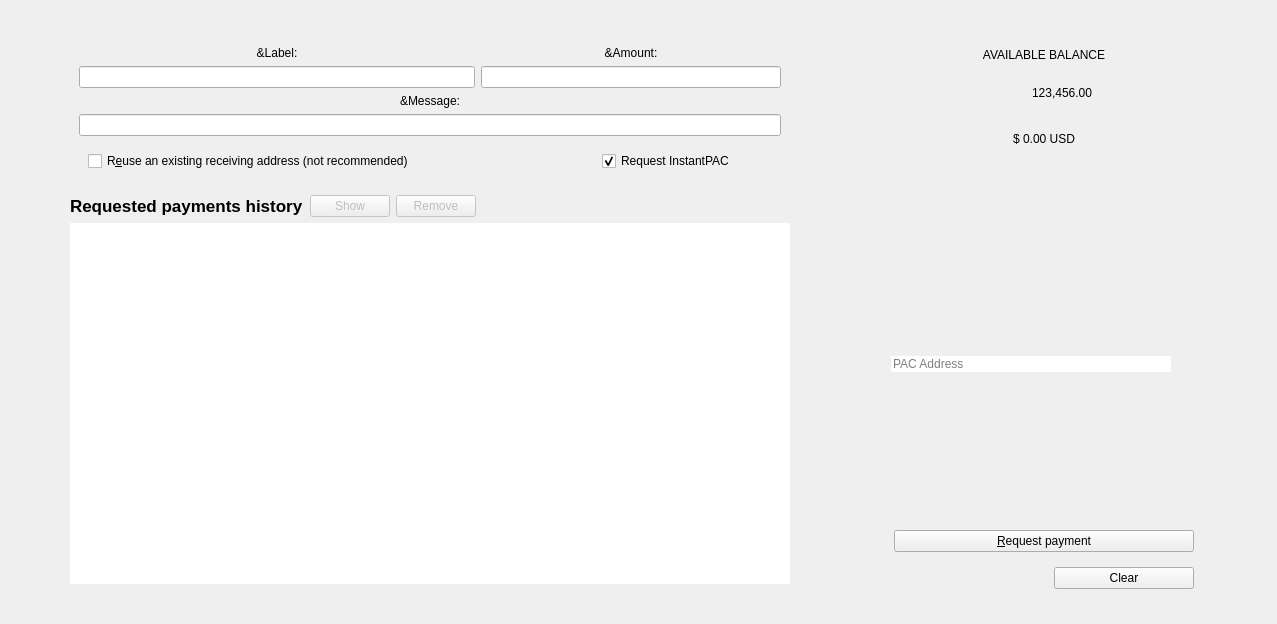
First picture: the form in src/qt/forms/receivecoinsdialog.ui, repository PACCommunity/PAC, before the edit.
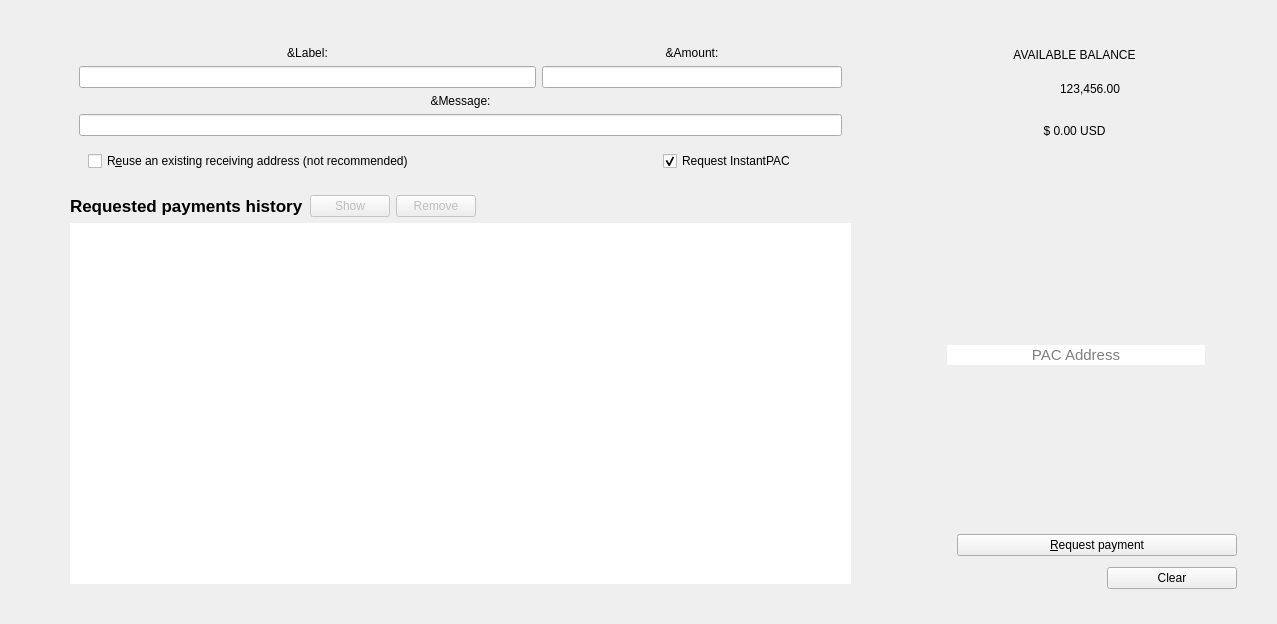
Second picture: the form after the edit. Icons and pictures are not drawn. Custom widgets are drawn as their Qt base class.

Commit message:
CSS and layout fixing
QRCode and other forms layout now fixed sizes in order to fit properly

```diff
--- a/src/qt/forms/receivecoinsdialog.ui
+++ b/src/qt/forms/receivecoinsdialog.ui
@@ -468,7 +468,7 @@
         </property>
         <layout class="QVBoxLayout" name="verticalLayout_4">
          <property name="spacing">
-          <number>6</number>
+          <number>2</number>
          </property>
          <property name="leftMargin">
           <number>5</number>
@@ -592,8 +592,8 @@
            </property>
            <property name="sizeHint" stdset="0">
             <size>
-             <width>20</width>
-             <height>40</height>
+             <width>0</width>
+             <height>0</height>
             </size>
            </property>
           </spacer>
@@ -614,7 +614,7 @@
            <property name="sizeHint" stdset="0">
             <size>
              <width>0</width>
-             <height>20</height>
+             <height>10</height>
             </size>
            </property>
           </spacer>
@@ -622,13 +622,16 @@
          <item>
           <layout class="QHBoxLayout" name="horizontalLayout_7">
            <item>
-            <spacer name="horizontalSpacer_6">
+            <spacer name="horizontalSpacer_7">
              <property name="orientation">
               <enum>Qt::Horizontal</enum>
              </property>
+             <property name="sizeType">
+              <enum>QSizePolicy::Fixed</enum>
+             </property>
              <property name="sizeHint" stdset="0">
               <size>
-               <width>40</width>
+               <width>35</width>
                <height>20</height>
               </size>
              </property>
@@ -647,16 +650,21 @@
              </property>
              <property name="minimumSize">
               <size>
-               <width>280</width>
+               <width>250</width>
                <height>0</height>
               </size>
              </property>
              <property name="maximumSize">
               <size>
-               <width>16777215</width>
+               <width>300</width>
                <height>16777215</height>
               </size>
              </property>
+             <property name="font">
+              <font>
+               <pointsize>11</pointsize>
+              </font>
+             </property>
              <property name="acceptDrops">
               <bool>false</bool>
              </property>
@@ -684,6 +692,9 @@
              <property name="frame">
               <bool>false</bool>
              </property>
+             <property name="alignment">
+              <set>Qt::AlignCenter</set>
+             </property>
              <property name="readOnly">
               <bool>true</bool>
              </property>
@@ -702,14 +713,14 @@
             <widget class="QToolButton" name="btnCopyLastAddress">
              <property name="minimumSize">
               <size>
-               <width>20</width>
+               <width>0</width>
                <height>0</height>
               </size>
              </property>
              <property name="maximumSize">
               <size>
-               <width>20</width>
-               <height>50</height>
+               <width>30</width>
+               <height>30</height>
               </size>
              </property>
              <property name="toolTip">
@@ -722,6 +733,12 @@
               <iconset resource="../paccoin.qrc">
                <normaloff>:/icons/pac/editcopy</normaloff>:/icons/pac/editcopy</iconset>
              </property>
+             <property name="iconSize">
+              <size>
+               <width>24</width>
+               <height>24</height>
+              </size>
+             </property>
              <property name="checkable">
               <bool>false</bool>
              </property>
@@ -731,6 +748,9 @@
              <property name="autoExclusive">
               <bool>false</bool>
              </property>
+             <property name="popupMode">
+              <enum>QToolButton::InstantPopup</enum>
+             </property>
              <property name="toolButtonStyle">
               <enum>Qt::ToolButtonIconOnly</enum>
              </property>
@@ -745,19 +765,6 @@
              </property>
             </widget>
            </item>
-           <item>
-            <spacer name="horizontalSpacer_7">
-             <property name="orientation">
-              <enum>Qt::Horizontal</enum>
-             </property>
-             <property name="sizeHint" stdset="0">
-              <size>
-               <width>40</width>
-               <height>20</height>
-              </size>
-             </property>
-            </spacer>
-           </item>
           </layout>
          </item>
          <item>
@@ -766,22 +773,38 @@
             <enum>Qt::Vertical</enum>
            </property>
            <property name="sizeType">
-            <enum>QSizePolicy::Expanding</enum>
+            <enum>QSizePolicy::MinimumExpanding</enum>
            </property>
            <property name="sizeHint" stdset="0">
             <size>
-             <width>20</width>
-             <height>40</height>
+             <width>0</width>
+             <height>10</height>
             </size>
            </property>
           </spacer>
          </item>
          <item>
           <layout class="QHBoxLayout" name="horizontalLayout">
+           <item>
+            <spacer name="horizontalSpacer_6">
+             <property name="orientation">
+              <enum>Qt::Horizontal</enum>
+             </property>
+             <property name="sizeType">
+              <enum>QSizePolicy::Fixed</enum>
+             </property>
+             <property name="sizeHint" stdset="0">
+              <size>
+               <width>45</width>
+               <height>10</height>
+              </size>
+             </property>
+            </spacer>
+           </item>
            <item>
             <widget class="QPushButton" name="receiveButton">
              <property name="sizePolicy">
-              <sizepolicy hsizetype="Fixed" vsizetype="Fixed">
+              <sizepolicy hsizetype="MinimumExpanding" vsizetype="Fixed">
                <horstretch>0</horstretch>
                <verstretch>0</verstretch>
               </sizepolicy>
@@ -794,7 +817,7 @@
              </property>
              <property name="maximumSize">
               <size>
-               <width>300</width>
+               <width>16777215</width>
                <height>16777215</height>
               </size>
              </property>
@@ -822,7 +845,7 @@
               <enum>Qt::Horizontal</enum>
              </property>
              <property name="sizeType">
-              <enum>QSizePolicy::Fixed</enum>
+              <enum>QSizePolicy::Expanding</enum>
              </property>
              <property name="sizeHint" stdset="0">
               <size>
@@ -848,7 +871,7 @@
              </property>
              <property name="maximumSize">
               <size>
-               <width>140</width>
+               <width>16777215</width>
                <height>16777215</height>
               </size>
              </property>
```
The commit also changes 2 other files.
